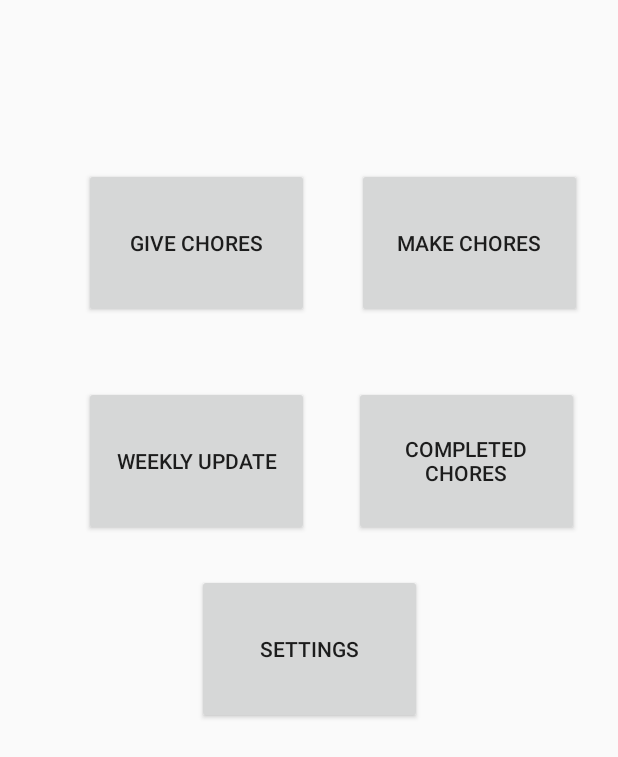
After one commit to bsch2-group-h-2018/mom-says, an Android app: the layout activity_home_page.xml on its own in the app's theme, with its tools: preview values and no code run, on a phone screen of 412 x 824 dp. The commit adds this screen. Shown: the top 757 px of the screen. Run offline under Robolectric (Android 15) with nearby library versions, the light colour scheme and no system bars.

Commit message:
Merging with Jodeyne 04 Mar 2018 20:58:40

```diff
--- a/MomSays/app/src/main/AndroidManifest.xml
+++ b/MomSays/app/src/main/AndroidManifest.xml
@@ -9,7 +9,7 @@
         android:roundIcon="@mipmap/ic_launcher_round"
         android:supportsRtl="true"
         android:theme="@style/AppTheme">
-        <activity android:name=".MainActivity">
+        <activity android:name=".MainActivity_Arch">
             <intent-filter>
                 <action android:name="android.intent.action.MAIN" />
 
--- /dev/null
+++ b/MomSays/app/src/main/res/layout/activity_home_page.xml
@@ -0,0 +1,64 @@
+<?xml version="1.0" encoding="utf-8"?>
+<android.support.constraint.ConstraintLayout xmlns:android="http://schemas.android.com/apk/res/android"
+    xmlns:app="http://schemas.android.com/apk/res-auto"
+    xmlns:tools="http://schemas.android.com/tools"
+    android:layout_width="match_parent"
+    android:layout_height="match_parent"
+    tools:context="interproject.momsays.homePage"
+    android:id="@+id/relativeLayout">
+
+
+    <Button
+        android:id="@+id/giveChoresbtn"
+        android:layout_width="150dp"
+        android:layout_height="100dp"
+        android:layout_marginEnd="32dp"
+        android:layout_marginRight="32dp"
+        android:layout_marginTop="112dp"
+        android:text="Give Chores"
+        app:layout_constraintEnd_toStartOf="@+id/makeChoresbtn"
+        app:layout_constraintRight_toLeftOf="@+id/makeChoresbtn"
+        app:layout_constraintTop_toTopOf="parent" />
+
+    <Button
+        android:id="@+id/makeChoresbtn"
+        android:layout_width="150dp"
+        android:layout_height="100dp"
+        android:layout_marginEnd="24dp"
+        android:layout_marginRight="22dp"
+        android:text="Make Chores"
+        app:layout_constraintEnd_toEndOf="parent"
+        app:layout_constraintRight_toRightOf="parent"
+        app:layout_constraintTop_toTopOf="@+id/giveChoresbtn" />
+
+    <Button
+        android:id="@+id/button9"
+        android:layout_width="150dp"
+        android:layout_height="100dp"
+        android:text="Weekly Update"
+        app:layout_constraintTop_toTopOf="@+id/button10"
+        app:layout_constraintStart_toStartOf="@+id/giveChoresbtn"
+        app:layout_constraintLeft_toLeftOf="@+id/giveChoresbtn" />
+
+    <Button
+        android:id="@+id/button10"
+        android:layout_width="150dp"
+        android:layout_height="100dp"
+        android:layout_marginLeft="30dp"
+        android:layout_marginStart="30dp"
+        android:layout_marginTop="45dp"
+        android:text="Completed Chores"
+        app:layout_constraintLeft_toRightOf="@+id/button9"
+        app:layout_constraintTop_toBottomOf="@+id/makeChoresbtn"
+        app:layout_constraintStart_toEndOf="@+id/button9" />
+
+    <Button
+        android:id="@+id/button11"
+        android:layout_width="150dp"
+        android:layout_height="100dp"
+        android:layout_marginTop="25dp"
+        android:text="Settings"
+        app:layout_constraintTop_toBottomOf="@+id/button9"
+        app:layout_constraintLeft_toLeftOf="parent"
+        app:layout_constraintRight_toRightOf="parent" />
+</android.support.constraint.ConstraintLayout>
--- a/MomSays/app/src/main/res/values/strings.xml
+++ /dev/null
@@ -1,3 +0,0 @@
-<resources>
-    <string name="app_name">MomSays</string>
-</resources>
```
Also changed, not shown: MomSays/app/src/main/java/interproject/momsays/MainActivity.java (+10 -29 lines), MomSays/app/src/main/java/interproject/momsays/MainActivity_Arch.java (added, +61 -0 lines), MomSays/app/src/main/java/interproject/momsays/giveChore.java (added, +32 -0 lines), MomSays/app/src/main/java/interproject/momsays/homePage.java (added, +43 -0 lines), MomSays/app/src/main/java/interproject/momsays/makeChores.java (added, +22 -0 lines), MomSays/app/src/main/res/layout/activity_give_chores.xml (added, +79 -0 lines), MomSays/app/src/main/res/layout/activity_main.xml (+61 -81 lines), MomSays/app/src/main/res/layout/activity_main_arch.xml (added, +106 -0 lines), MomSays/app/src/main/res/layout/activity_make_chores.xml (added, +25 -0 lines), MomSays/app/src/main/res/drawable/bg.png (added), MomSays/app/src/main/res/drawable/bg1.png (added), MomSays/app/src/main/res/drawable/clean_tools_bg.png (added), MomSays/app/src/main/res/drawable/send.png (added), MomSays/app/src/main/res/drawable/webp.png (added), 1 other file.
